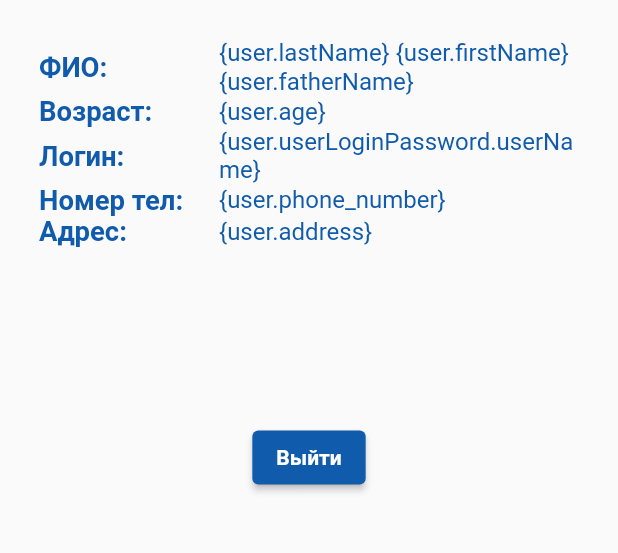
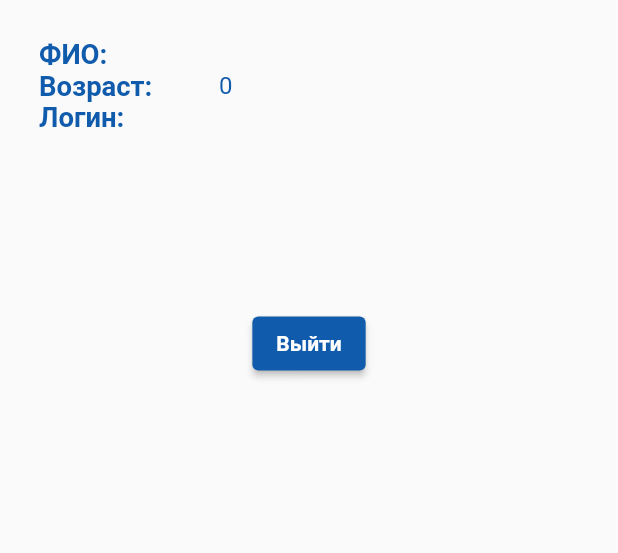
Before and after one commit to AsanZulpukarov/academia_rosta, a Flutter app: the StudentProfileScreen screen opened directly with empty values, on a phone screen of 412 x 824 dp, the part 509-1062 px from its top. Run offline on Flutter 3.47's test engine with Material 2 defaults, Android fonts, the phone set to English and light mode, and no system bars; our stand-ins replace flutter_screenutil; accounts and stored records are empty.

Commit message:
small changes

```diff
--- a/lib/main.dart
+++ b/lib/main.dart
@@ -1,9 +1,9 @@
-import 'package:academi_rost/theme_this_app.dart';
-import 'package:academi_rost/model/entity/user_info.dart';
-import 'package:academi_rost/pages/auth_pages.dart';
-import 'package:academi_rost/pages/splash_screen.dart';
-import 'package:academi_rost/pages/student_pages/student_profil_screen.dart';
-import 'package:academi_rost/pages/teacher_pages/teacher_profil_screen.dart';
+import 'package:academia_rost/theme_this_app.dart';
+import 'package:academia_rost/model/entity/user_info.dart';
+import 'package:academia_rost/pages/auth_pages.dart';
+import 'package:academia_rost/pages/splash_screen.dart';
+import 'package:academia_rost/pages/student_pages/student_profil_screen.dart';
+import 'package:academia_rost/pages/teacher_pages/teacher_profil_screen.dart';
 import 'package:flutter/material.dart';
 import 'package:flutter_screenutil/flutter_screenutil.dart';
 
@@ -38,9 +38,7 @@ class SignIn extends StatelessWidget {
             '/student_profile': (context) {
               UserInfo user =
                   ModalRoute.of(context)?.settings.arguments as UserInfo;
-              return StudentProfileScreen(
-                userInfo: user,
-              );
+              return StudentProfileScreen(user: user);
             },
             '/teacher_profile': (context) {
               UserInfo user =
--- a/lib/model/entity/user_entity_json.dart
+++ b/lib/model/entity/user_request_model.dart
@@ -1,5 +1,3 @@
-import '../enum/role_user_enum.dart';
-
 class UserRequestModel {
   String? username;
   String? password;
--- a/lib/model/entity/user_response_model.dart
+++ b/lib/model/entity/user_response_model.dart
@@ -6,14 +6,16 @@ class UserResponseModel {
 
   bool register = false;
 
+  UserResponseModel();
+
   UserResponseModel.fromJson(Map<String, dynamic> json) {
-    token = json['token'];
+    token = json['token'] as String;
     roleUser =
         json['role'] == "ROLE_PUPIL" ? RoleUser.student : RoleUser.teacher;
   }
 
   void fromJson(Map<String, dynamic> json) {
-    token = json['token'];
+    token = json['token'] as String;
     roleUser =
         json['role'] == "ROLE_PUPIL" ? RoleUser.student : RoleUser.teacher;
   }
--- a/lib/model/static_variable/StaticVariable.dart
+++ b/lib/model/static_variable/static_variable.dart
@@ -2,5 +2,5 @@ import '../entity/user_response_model.dart';
 
 class StaticVariable {
   static String urlIp = 'localhost:8080';
-  static UserResponseModel? userResponseModel;
+  static UserResponseModel userResponseModel = UserResponseModel();
 }
--- a/lib/pages/student_pages/student_profil_screen.dart
+++ b/lib/pages/student_pages/student_profil_screen.dart
@@ -1,22 +1,20 @@
-import 'package:academi_rost/theme_this_app.dart';
-import 'package:academi_rost/model/entity/user_info.dart';
+import 'package:academia_rost/theme_this_app.dart';
+import 'package:academia_rost/model/entity/user_info.dart';
 import 'package:flutter/material.dart';
 import 'package:flutter_screenutil/flutter_screenutil.dart';
 
 import '../../widgets/get_row_text_widget.dart';
 
 class StudentProfileScreen extends StatelessWidget {
-  final Map<String, String> _userInfo = {
-    'ФИО:': '{user.lastName} {user.firstName} {user.fatherName}',
-    'Возраст:': '{user.age}',
-    'Логин:': '{user.userLoginPassword.userName}',
-    'Номер тел:': '{user.phone_number}',
-    'Адрес:': '{user.address}',
-  };
-
-  UserInfo userInfo;
-
-  StudentProfileScreen({super.key, required this.userInfo});
+  final UserInfo user;
+  late final Map<String, String> _userInfo;
+  StudentProfileScreen({super.key, required this.user}) {
+    _userInfo = {
+      'ФИО:': '${user.lastname} ${user.firstname}',
+      'Возраст:': '${user.age}',
+      'Логин:': '${user.username}',
+    };
+  }
 
   @override
   Widget build(BuildContext context) {
--- a/lib/pages/student_pages/timetable_student_screen.dart
+++ b/lib/pages/student_pages/timetable_student_screen.dart
@@ -1,4 +1,4 @@
-import 'package:academi_rost/theme_this_app.dart';
+import 'package:academia_rost/theme_this_app.dart';
 import 'package:flutter/material.dart';
 import 'package:flutter_screenutil/flutter_screenutil.dart';
 
--- a/lib/pages/teacher_pages/groups_pages.dart
+++ b/lib/pages/teacher_pages/groups_pages.dart
@@ -1,4 +1,4 @@
-import 'package:academi_rost/theme_this_app.dart';
+import 'package:academia_rost/theme_this_app.dart';
 import 'package:flutter/material.dart';
 import 'package:flutter_screenutil/flutter_screenutil.dart';
 
--- a/lib/pages/teacher_pages/search_page.dart
+++ b/lib/pages/teacher_pages/search_page.dart
@@ -1,4 +1,4 @@
-import 'package:academi_rost/theme_this_app.dart';
+import 'package:academia_rost/theme_this_app.dart';
 import 'package:flutter/material.dart';
 import 'package:flutter_screenutil/flutter_screenutil.dart';
 
--- a/lib/pages/teacher_pages/teacher_profil_screen.dart
+++ b/lib/pages/teacher_pages/teacher_profil_screen.dart
@@ -1,21 +1,23 @@
-import 'package:academi_rost/theme_this_app.dart';
-import 'package:academi_rost/model/entity/user_info.dart';
+import 'package:academia_rost/theme_this_app.dart';
+import 'package:academia_rost/model/entity/user_info.dart';
 import 'package:flutter/material.dart';
 import 'package:flutter_screenutil/flutter_screenutil.dart';
 
 import '../../widgets/get_row_text_widget.dart';
 
 class TeacherProfileScreen extends StatelessWidget {
-  UserInfo user;
-  TeacherProfileScreen({super.key, required this.user});
-
-  @override
-  Widget build(BuildContext context) {
-    final Map<String, String> userInfo = {
+  final UserInfo user;
+  late final Map<String, String> userInfo;
+  TeacherProfileScreen({super.key, required this.user}) {
+    userInfo = {
       'ФИО:': '${user.lastname} ${user.firstname}',
       'Возраст:': '${user.age}',
       'Логин:': '${user.username}',
     };
+  }
+
+  @override
+  Widget build(BuildContext context) {
     return Scaffold(
       appBar: AppBar(
         automaticallyImplyLeading: false,
--- a/lib/widgets/trainer_widgets/show_random_val_widget.dart
+++ b/lib/widgets/trainer_widgets/show_random_val_widget.dart
@@ -1,4 +1,4 @@
-import 'package:academi_rost/theme_this_app.dart';
+import 'package:academia_rost/theme_this_app.dart';
 import 'package:flutter/material.dart';
 import 'package:flutter/services.dart';
 import 'package:flutter_screenutil/flutter_screenutil.dart';
--- a/pubspec.yaml
+++ b/pubspec.yaml
@@ -1,4 +1,4 @@
-name: academi_rost
+name: academia_rost
 description: A new Flutter project.
 # The following line prevents the package from being accidentally published to
 # pub.dev using `flutter pub publish`. This is preferred for private packages.
@@ -39,9 +39,7 @@ dependencies:
   freezed_annotation: ^2.2.0
   path: any
   http: ^0.13.5
-  sqflite: ^2.0.0+3
-  path_provider: ^2.0.1
-
+  shared_preferences: ^2.1.0
 dev_dependencies:
   flutter_test:
     sdk: flutter
```
Also changed, not shown: lib/api_service/auth_api.dart (+9 -10 lines), lib/pages/auth_pages.dart (+12 -11 lines), lib/pages/button_navigation_bar.dart (+9 -10 lines), lib/pages/splash_screen.dart (+4 -3 lines), pubspec.lock.
